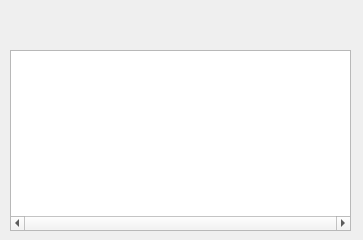
Old version of the form vcbld-gui/setupdialog.ui in the repository dreamplayerzhang/vcbld.
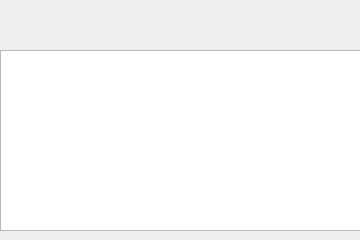
New version of the form.

Patch:
```diff
--- a/vcbld-gui/setupdialog.ui
+++ b/vcbld-gui/setupdialog.ui
@@ -6,7 +6,7 @@
    <rect>
     <x>0</x>
     <y>0</y>
-    <width>363</width>
+    <width>360</width>
     <height>240</height>
    </rect>
   </property>
@@ -16,14 +16,14 @@
   <widget class="QListWidget" name="listWidget">
    <property name="geometry">
     <rect>
-     <x>10</x>
+     <x>0</x>
      <y>50</y>
-     <width>341</width>
+     <width>361</width>
      <height>181</height>
     </rect>
    </property>
    <property name="horizontalScrollBarPolicy">
-    <enum>Qt::ScrollBarAlwaysOn</enum>
+    <enum>Qt::ScrollBarAlwaysOff</enum>
    </property>
    <property name="sizeAdjustPolicy">
     <enum>QAbstractScrollArea::AdjustToContents</enum>
```
